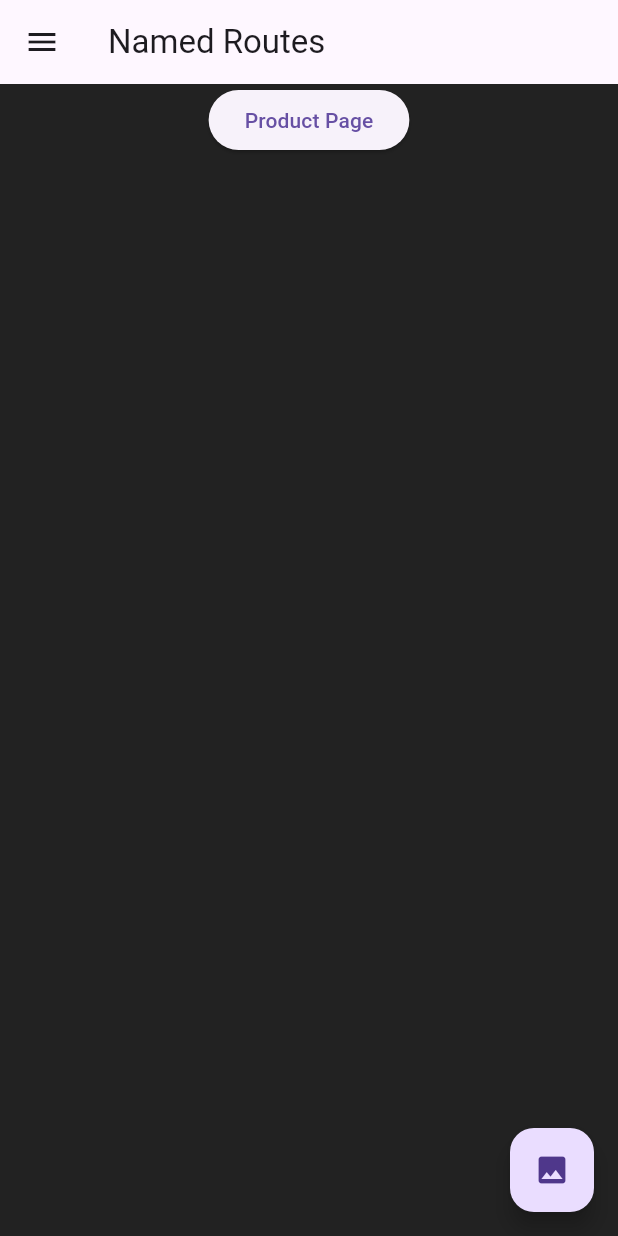
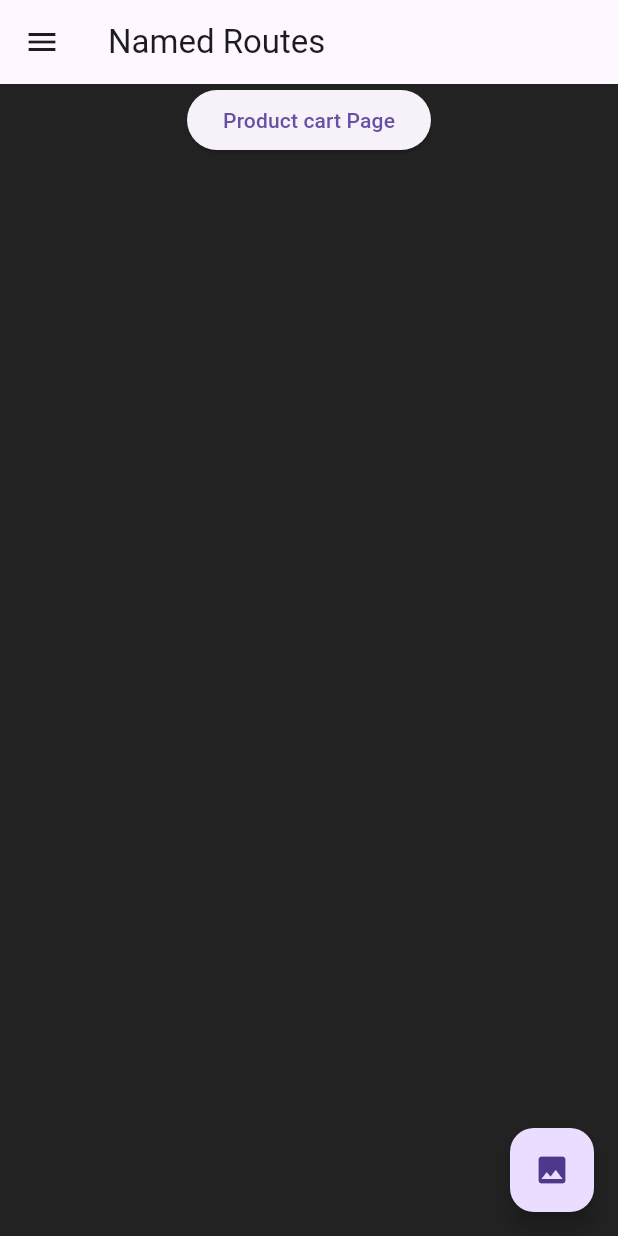
Before and after one commit to Shanib12/irfan-app, a Flutter app: the screen it shows after launch, on a phone screen of 412 x 824 dp. Run offline on Flutter 3.47's test engine with Material 3 defaults, Android fonts, the phone set to English and light mode, and no system bars; our stand-ins replace video_player.

Commit message:
cart name changed

```diff
--- a/lib/main.dart
+++ b/lib/main.dart
@@ -54,7 +54,7 @@ class _HomeScreenState extends State<HomeScreen> {
                 MaterialPageRoute(builder: (context) => Newscreen()),
               );
             },
-            child: Text('Product Page'),
+            child: Text('Product cart Page'),
           ),
         ],
       ),
```
